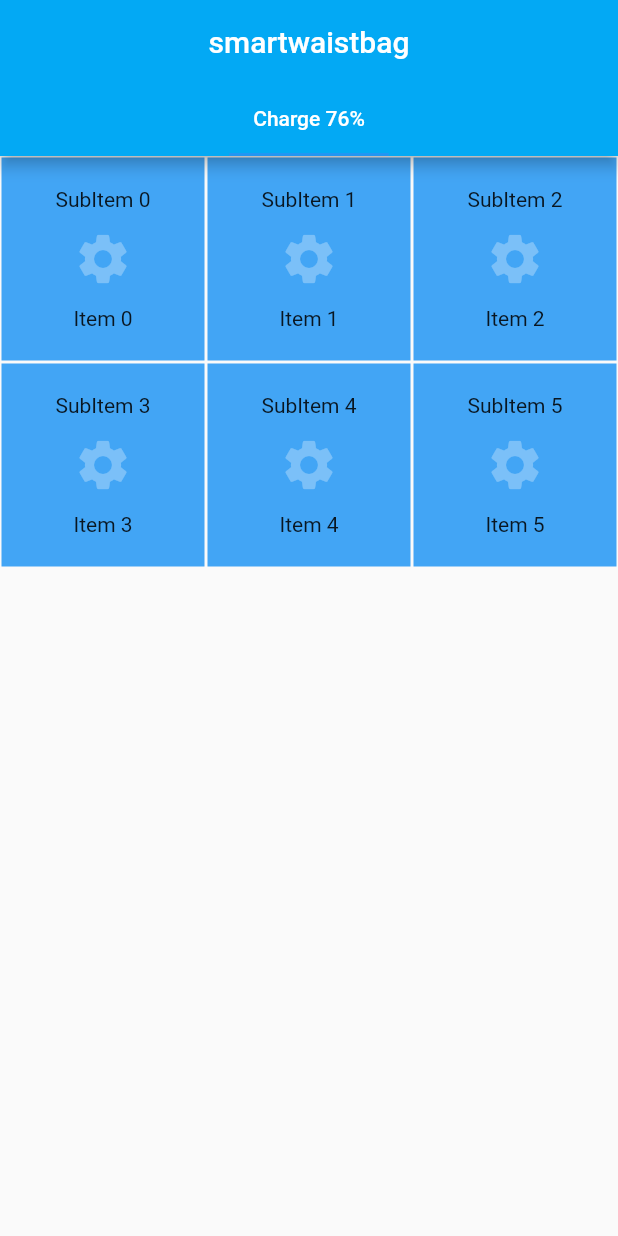
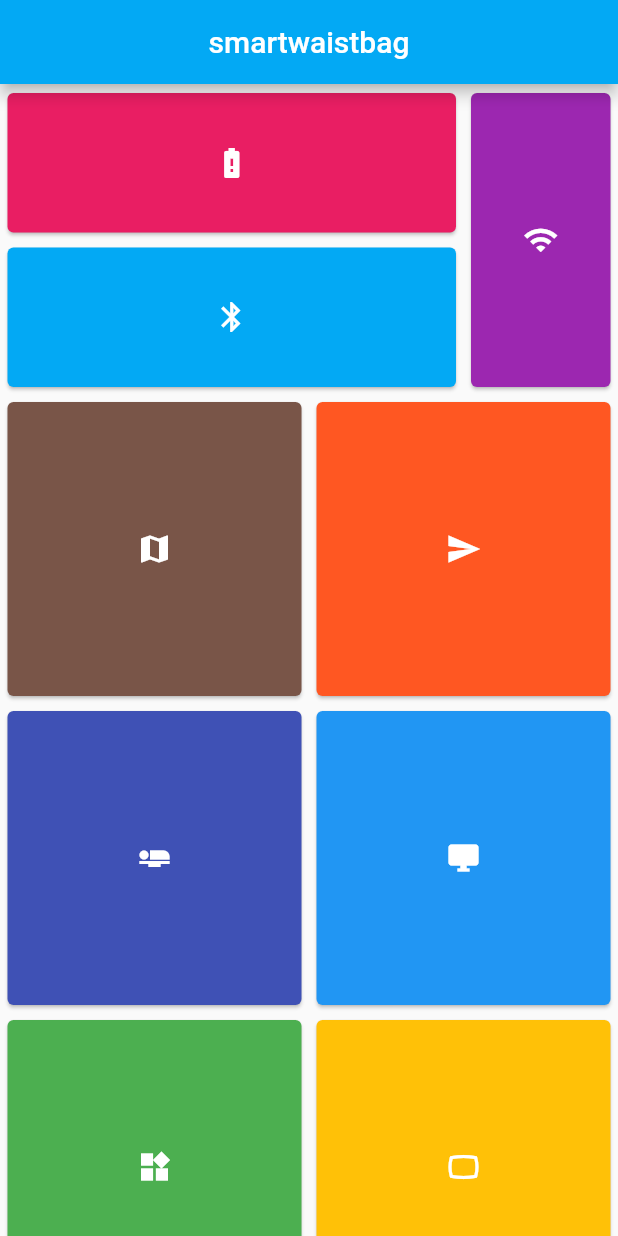
Before and after one commit to jhsavely/SmartWaistBag, a Flutter app: the screen it shows after launch, on a phone screen of 412 x 824 dp. Run offline on Flutter 3.47's test engine with Material 2 defaults, Android fonts, the phone set to English and light mode, and no system bars.

Commit message:
grid fitted, manifest edited

```diff
--- a/lib/main.dart
+++ b/lib/main.dart
@@ -1,61 +1,103 @@
 import 'package:flutter/material.dart';
+import 'package:flutter_staggered_grid_view/flutter_staggered_grid_view.dart';
+
+List<StaggeredTile> _staggeredTiles = const <StaggeredTile>[
+  const StaggeredTile.count(3, 1),
+  const StaggeredTile.count(1, 2),
+  const StaggeredTile.count(3, 1),
+  const StaggeredTile.count(2, 2),
+  const StaggeredTile.count(2, 2),
+  const StaggeredTile.count(2, 2),
+  const StaggeredTile.count(2, 2),
+  const StaggeredTile.count(2, 2),
+  const StaggeredTile.count(2, 2),
+
+];
+
+List<Widget> _tiles = const <Widget>[
+  const _Example01Tile(Colors.pink, Icons.battery_alert),
+  const _Example01Tile(Colors.purple, Icons.wifi),
+  const _Example01Tile(Colors.lightBlue, Icons.bluetooth),
+  const _Example01Tile(Colors.brown, Icons.map),
+  const _Example01Tile(Colors.deepOrange, Icons.send),
+  const _Example01Tile(Colors.indigo, Icons.airline_seat_flat),
+  const _Example01Tile(Colors.blue, Icons.desktop_windows),
+  const _Example01Tile(Colors.green, Icons.widgets),
+  const _Example01Tile(Colors.amber, Icons.panorama_wide_angle),
+
+];
+
 
 void main() {
   runApp(MyApp());
 }
 
 class MyApp extends StatelessWidget {
+  // This widget is the root of your application.
   @override
   Widget build(BuildContext context) {
     return MaterialApp(
       debugShowCheckedModeBanner: false,
-      theme: new ThemeData(
-          primaryTextTheme: TextTheme(title: TextStyle(color: Colors.white))),
-      home: DefaultTabController(
-        length: 1,
-        child: Scaffold(
+      title: 'Flutter Demo',
+      theme: ThemeData(
+        primarySwatch: Colors.blue,
+      ),
+      home: MyApp1(),
+    );
+  }
+}
+
+
+class MyApp1 extends StatelessWidget {
+  @override
+  Widget build(BuildContext context) {
+    return new Scaffold(
         appBar: AppBar(
           backgroundColor: Colors.lightBlue,
           title: Text('smartwaistbag'),
           centerTitle: true,
-              bottom: TabBar(
-                tabs: [
-                  Tab(
-                    text: 'Charge 76%',
         ),
-                ],
-                isScrollable: true,
+        body: new Padding(
+            padding: const EdgeInsets.only(top: 1.0),
+            child: new StaggeredGridView.count(
+              crossAxisCount: 4,
+              staggeredTiles: _staggeredTiles,
+              children: _tiles,
+              mainAxisSpacing: 2.0,
+              crossAxisSpacing: 2.0,
+              padding: const EdgeInsets.all(1.0),
+            )
+        )
+    );
+  }
+}
+
+
+class _Example01Tile extends StatelessWidget {
+  const _Example01Tile(this.backgroundColor, this.iconData);
+
+  final Color backgroundColor;
+  final IconData iconData;
+
+  @override
+  Widget build(BuildContext context) {
+    return new Card(
+      color: backgroundColor,
+      child: new InkWell(
+        onTap: () {
+          final snackBar = SnackBar(content: Text("Tap"));
+
+          Scaffold.of(context).showSnackBar(snackBar);
+        },
+        child: new Center(
+          child: new Padding(
+            padding: const EdgeInsets.all(4.0),
+            child: new Icon(
+              iconData,
+              color: Colors.white,
             ),
           ),
-            body: TabBarView(children: [
-              GridView(
-                scrollDirection: Axis.vertical,
-                controller: ScrollController(),
-                gridDelegate: SliverGridDelegateWithMaxCrossAxisExtent(
-                    maxCrossAxisExtent: 200.0),
-                children: List.generate(6, (index) {
-                  return Container(
-                    padding: EdgeInsets.all(20.0),
-                    child: Center(
-                      child: GridTile(
-                        footer: Text(
-                          'Item $index',
-                          textAlign: TextAlign.center,
         ),
-                        header: Text(
-                          'SubItem $index',
-                          textAlign: TextAlign.center,
-                        ),
-                        child: Icon(Icons.settings,
-                            size: 40.0, color: Colors.white30),
-                      ),
-                    ),
-                    color: Colors.blue[400],
-                    margin: EdgeInsets.all(1.0),
-                  );
-                }),
-              ),
-            ])),
       ),
     );
   }
```
Also changed, not shown: 1 other file. Lines whose indentation alone changed are shown as unchanged.
